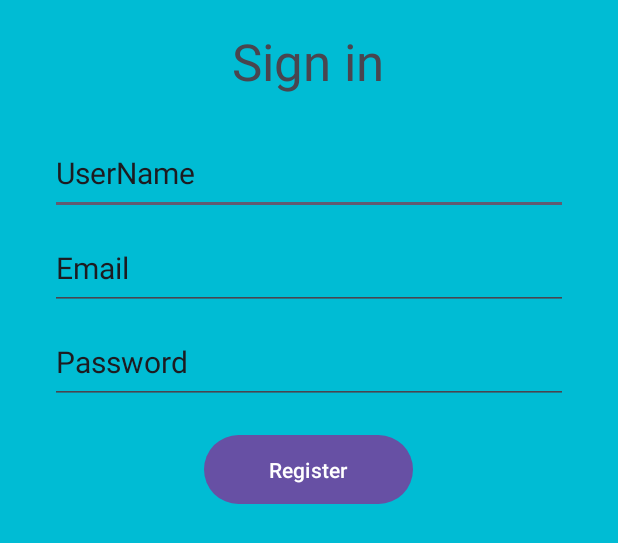
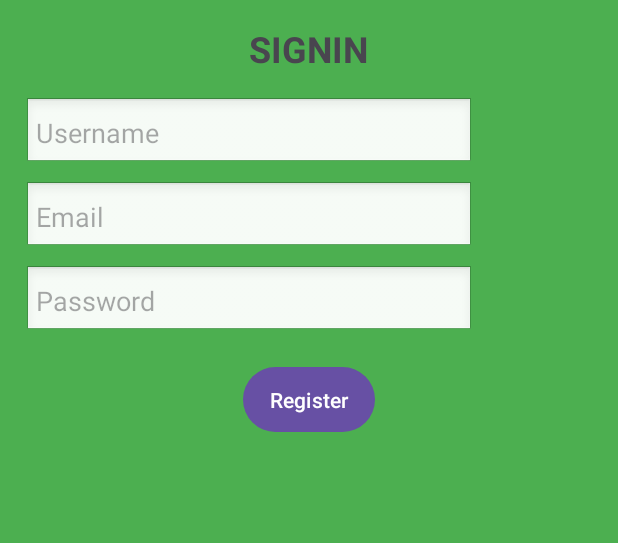
Before and after one commit to Giladkeller/Backgammon, an Android app: the layout signin.xml on its own in the app's theme, with its tools: preview values and no code run, on a phone screen of 412 x 824 dp. Shown: the top 543 px of the screen. Run offline under Robolectric (Android 15) with nearby library versions, the phone set to English and light mode, and no system bars.

```diff
--- a/app/src/main/res/layout/signin.xml
+++ b/app/src/main/res/layout/signin.xml
@@ -1,71 +1,57 @@
 <?xml version="1.0" encoding="utf-8"?>
-<androidx.constraintlayout.widget.ConstraintLayout xmlns:android="http://schemas.android.com/apk/res/android"
-    xmlns:app="http://schemas.android.com/apk/res-auto"
+<LinearLayout xmlns:android="http://schemas.android.com/apk/res/android"
     android:layout_width="match_parent"
     android:layout_height="match_parent"
-    android:background="#00BCD4">
-
+    android:background="#4CAF50"
+    android:orientation="vertical"
+    android:padding="16dp">
+    <!-- Registration Section -->
     <TextView
         android:id="@+id/tvSignin"
-        android:layout_width="158dp"
-        android:layout_height="44dp"
-        android:layout_weight="1"
-        android:gravity="center"
-        android:text="Sign in"
-        android:textSize="34sp"
-        app:layout_constraintBottom_toBottomOf="parent"
-        app:layout_constraintEnd_toEndOf="parent"
-        app:layout_constraintHorizontal_bias="0.498"
-        app:layout_constraintStart_toStartOf="parent"
-        app:layout_constraintTop_toTopOf="parent"
-        app:layout_constraintVertical_bias="0.023" />
+        android:layout_width="wrap_content"
+        android:layout_height="wrap_content"
+        android:layout_gravity="center"
+        android:paddingBottom="16dp"
+        android:text="SIGNIN"
+        android:textSize="24sp"
+        android:textStyle="bold" />
 
     <EditText
         android:id="@+id/edUsername"
-        android:layout_width="345dp"
-        android:layout_height="55dp"
-        android:text="UserName"
-        android:textSize="20sp"
-        app:layout_constraintBottom_toBottomOf="parent"
-        app:layout_constraintEnd_toEndOf="parent"
-        app:layout_constraintStart_toStartOf="parent"
-        app:layout_constraintTop_toBottomOf="@+id/tvSignin"
-        app:layout_constraintVertical_bias="0.037" />
+        android:layout_width="300dp"
+        android:layout_height="48dp"
+        android:background="@android:drawable/edit_text"
+        android:hint="Username"
+        android:padding="8dp" />
 
     <EditText
         android:id="@+id/edEmail"
-        android:layout_width="345dp"
-        android:layout_height="55dp"
-        android:text="Email"
-        android:textSize="20sp"
-        app:layout_constraintBottom_toBottomOf="parent"
-        app:layout_constraintEnd_toEndOf="parent"
-        app:layout_constraintStart_toStartOf="parent"
-        app:layout_constraintTop_toBottomOf="@+id/tvSignin"
-        app:layout_constraintVertical_bias="0.126" />
+        android:layout_width="300dp"
+        android:layout_height="48dp"
+        android:layout_marginTop="8dp"
+        android:background="@android:drawable/edit_text"
+        android:hint="Email"
+        android:padding="8dp" />
 
     <EditText
         android:id="@+id/edPassword"
-        android:layout_width="345dp"
-        android:layout_height="55dp"
-        android:text="Password"
-        android:textSize="20sp"
-        app:layout_constraintBottom_toBottomOf="parent"
-        app:layout_constraintEnd_toEndOf="parent"
-        app:layout_constraintStart_toStartOf="parent"
-        app:layout_constraintTop_toBottomOf="@+id/tvSignin"
-        app:layout_constraintVertical_bias="0.215" />
+        android:layout_width="300dp"
+        android:layout_height="48dp"
+        android:layout_marginTop="8dp"
+        android:background="@android:drawable/edit_text"
+        android:hint="Password"
+        android:inputType="textPassword"
+        android:padding="8dp" />
 
     <Button
         android:id="@+id/btnRegister"
-        android:layout_width="139dp"
-        android:layout_height="54dp"
+        android:layout_width="wrap_content"
+        android:layout_height="wrap_content"
+        android:layout_gravity="center"
+        android:layout_marginTop="16dp"
+        android:padding="12dp"
         android:text="Register"
-        app:layout_constraintBottom_toBottomOf="parent"
-        app:layout_constraintEnd_toEndOf="parent"
-        app:layout_constraintHorizontal_bias="0.498"
-        app:layout_constraintStart_toStartOf="parent"
-        app:layout_constraintTop_toBottomOf="@+id/edPassword"
-        app:layout_constraintVertical_bias="0.033" />
+        android:textColor="#FFFFFF"
+        android:textColorLink="@color/design_default_color_error" />
 
-</androidx.constraintlayout.widget.ConstraintLayout>
+</LinearLayout>
```
